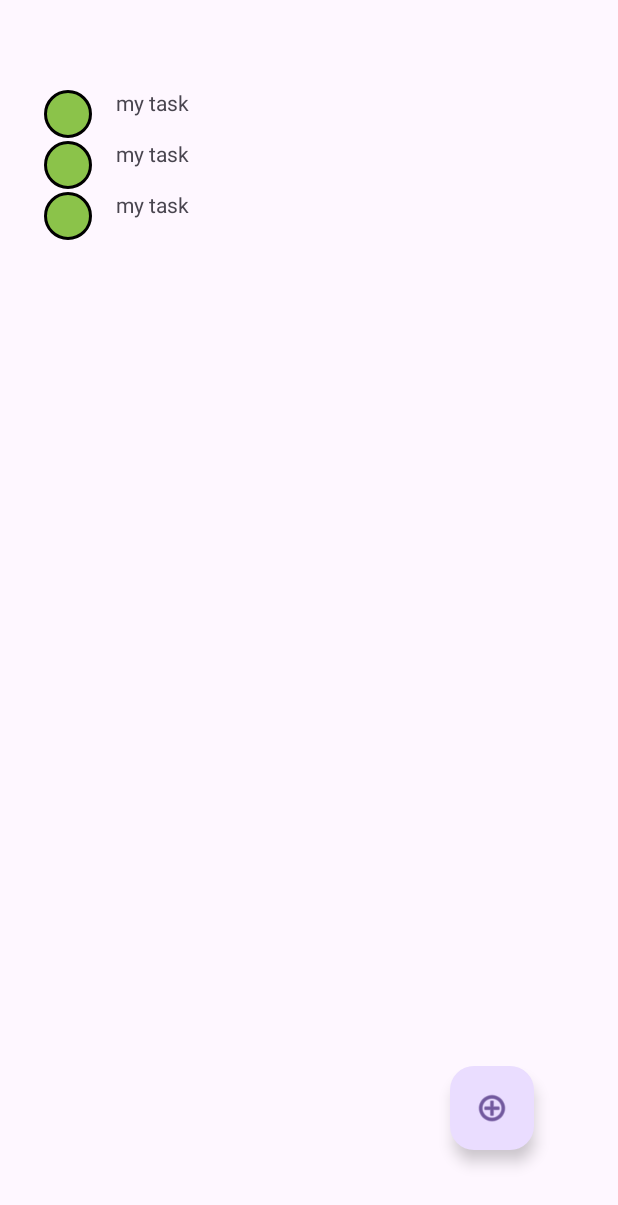
After one commit to bartcanc/myToDoBR, an Android app: the layout fragment_task_list.xml on its own in the app's theme, with its tools: preview values and no code run, on a phone screen of 412 x 824 dp. The commit adds this screen. Shown: the top 1205 px of the screen. Run offline under Robolectric (Android 15) with nearby library versions, the phone set to English and light mode, and no system bars.

Commit message:
strona 11

```diff
--- /dev/null
+++ b/app/src/main/res/drawable/circle_drawable_green.xml
@@ -0,0 +1,12 @@
+<?xml version="1.0" encoding="utf-8"?>
+<shape xmlns:android="http://schemas.android.com/apk/res/android"
+    android:shape="oval">
+    <size
+        android:width="32dp"
+        android:height="32dp"/>
+    <solid
+        android:color="#8BC34A"/>
+    <stroke
+        android:width="2dp"
+        android:color="#ff000000"/>
+</shape>
--- /dev/null
+++ b/app/src/main/res/layout/fragment_task_item.xml
@@ -0,0 +1,29 @@
+<?xml version="1.0" encoding="utf-8"?>
+<androidx.constraintlayout.widget.ConstraintLayout xmlns:android="http://schemas.android.com/apk/res/android"
+    xmlns:app="http://schemas.android.com/apk/res-auto"
+    xmlns:tools="http://schemas.android.com/tools"
+    android:layout_width="match_parent"
+    android:layout_height="wrap_content">
+
+    <TextView
+        android:id="@+id/content"
+        android:layout_width="316dp"
+        android:layout_height="34dp"
+        android:layout_marginStart="16dp"
+        android:text="@string/textview"
+        app:layout_constraintBottom_toBottomOf="parent"
+        app:layout_constraintStart_toEndOf="@+id/itemImg"
+        app:layout_constraintTop_toTopOf="parent"
+        app:layout_constraintVertical_bias="0.0" />
+
+    <ImageView
+        android:id="@+id/itemImg"
+        android:layout_width="wrap_content"
+        android:layout_height="wrap_content"
+        android:layout_marginStart="16dp"
+        app:layout_constraintBottom_toBottomOf="parent"
+        app:layout_constraintStart_toStartOf="parent"
+        app:layout_constraintTop_toTopOf="parent"
+        app:layout_constraintVertical_bias="0.502"
+        app:srcCompat="@drawable/circle_drawable_green" />
+</androidx.constraintlayout.widget.ConstraintLayout>
--- /dev/null
+++ b/app/src/main/res/layout/fragment_task_list.xml
@@ -0,0 +1,31 @@
+<?xml version="1.0" encoding="utf-8"?>
+<androidx.constraintlayout.widget.ConstraintLayout xmlns:android="http://schemas.android.com/apk/res/android"
+    xmlns:app="http://schemas.android.com/apk/res-auto"
+    xmlns:tools="http://schemas.android.com/tools"
+    android:layout_width="match_parent"
+    android:layout_height="match_parent">
+
+    <com.google.android.material.floatingactionbutton.FloatingActionButton
+        android:id="@+id/addButton"
+        android:layout_width="wrap_content"
+        android:layout_height="wrap_content"
+        android:clickable="true"
+        app:layout_constraintBottom_toBottomOf="parent"
+        app:layout_constraintEnd_toEndOf="parent"
+        app:layout_constraintHorizontal_bias="0.842"
+        app:layout_constraintStart_toStartOf="parent"
+        app:layout_constraintTop_toTopOf="parent"
+        app:layout_constraintVertical_bias="0.925"
+        app:srcCompat="@android:drawable/ic_menu_add" />
+
+    <androidx.recyclerview.widget.RecyclerView
+        android:id="@+id/list"
+        android:layout_width="385dp"
+        android:layout_height="707dp"
+        app:layout_constraintBottom_toBottomOf="parent"
+        app:layout_constraintEnd_toEndOf="parent"
+        app:layout_constraintStart_toStartOf="parent"
+        app:layout_constraintTop_toTopOf="parent"
+        tools:listitem="@layout/fragment_task_item" />
+
+</androidx.constraintlayout.widget.ConstraintLayout>
--- a/app/src/main/res/values/strings.xml
+++ b/app/src/main/res/values/strings.xml
@@ -1,3 +1,4 @@
 <resources>
     <string name="app_name">myToDo</string>
+    <string name="textview">my task\n</string>
 </resources>
--- a/build.gradle.kts
+++ b/build.gradle.kts
@@ -1,4 +1,10 @@
 // Top-level build file where you can add configuration options common to all sub-projects/modules.
+buildscript{
+    dependencies{
+        classpath("androidx.navigation:navigation-safe-args-gradle-plugin:2.7.7")
+    }
+}
+
 plugins {
     alias(libs.plugins.androidApplication) apply false
     alias(libs.plugins.jetbrainsKotlinAndroid) apply false
```
Also changed, not shown: app/build.gradle.kts (+13 -0 lines), app/src/main/java/com/example/mytodo/MainActivity.kt (+4 -7 lines), app/src/main/java/com/example/mytodo/MyTaskRecyclerViewAdapter.kt (added, +50 -0 lines), app/src/main/java/com/example/mytodo/data/Task.kt (added, +15 -0 lines), app/src/main/java/com/example/mytodo/data/Tasks.kt (added, +30 -0 lines), app/src/main/res/drawable/circle_drawable_orange.xml (added, +12 -0 lines), app/src/main/res/drawable/circle_drawable_red.xml (added, +12 -0 lines).
